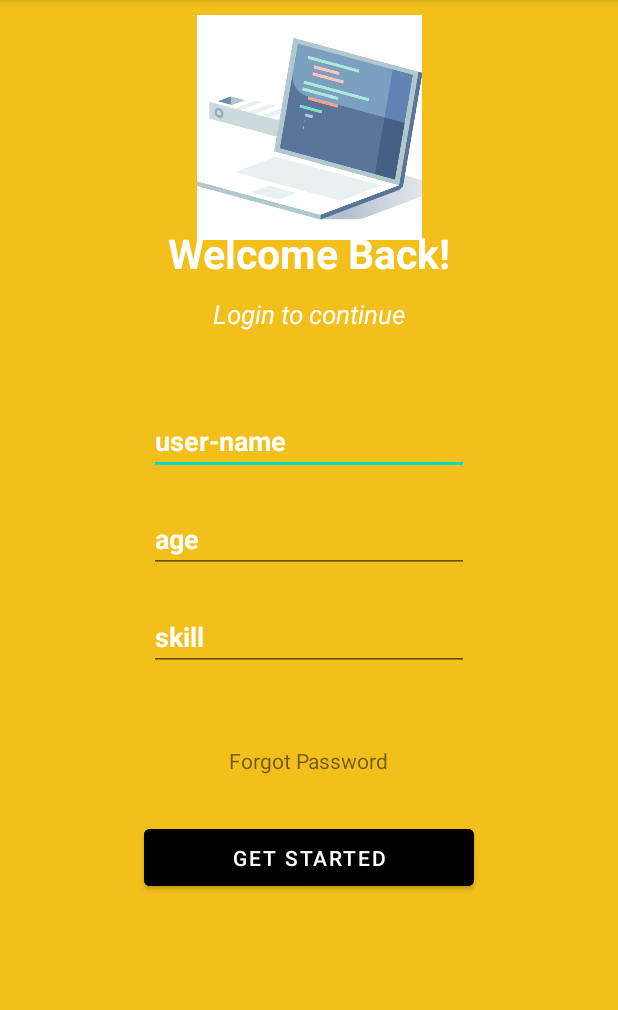
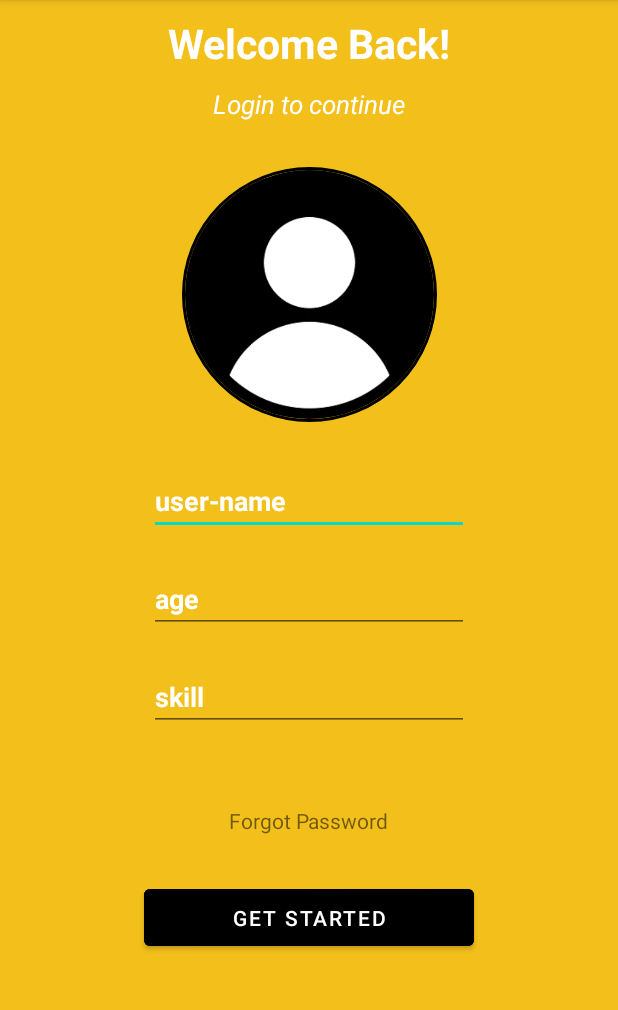
Before and after one commit to remya-raj/DevHunts, an Android app: the RegisterUserActivity screen opened directly, with no data from a screen before it, on a phone screen of 412 x 824 dp, the part 84-1094 px from its top. Run offline under Robolectric (Android 15) with nearby library versions, the phone set to English and light mode, and no system bars; our stand-ins replace CircleImageView, Firebase (no records; nobody signed in at launch, a user with empty details on screens opened directly); libraries missing offline, so code that uses them is left out: com.github.dhaval2404.imagepicker; pictures from the network do not load.

Commit message:
circular imageview

```diff
--- a/app/build.gradle
+++ b/app/build.gradle
@@ -66,6 +66,8 @@ dependencies {
     implementation "androidx.fragment:fragment-ktx:1.3.3"
     implementation 'com.google.firebase:firebase-storage-ktx:20.0.0'
 
+    implementation 'de.hdodenhof:circleimageview:3.1.0'
+
     testImplementation 'junit:junit:4.+'
     androidTestImplementation 'androidx.test.ext:junit:1.1.3'
     androidTestImplementation 'androidx.test.espresso:espresso-core:3.4.0'
--- a/app/src/main/res/layout/activity_register_user.xml
+++ b/app/src/main/res/layout/activity_register_user.xml
@@ -16,7 +16,7 @@
         android:textStyle="bold"
         android:textColor="@color/white"
         android:textSize="27dp"
-        android:layout_marginTop="150dp"
+        android:layout_marginTop="10dp"
         app:layout_constraintEnd_toEndOf="parent"
         app:layout_constraintStart_toStartOf="parent"
         app:layout_constraintTop_toTopOf="parent" />
@@ -38,7 +38,7 @@
         android:id="@+id/etName"
         android:layout_width="wrap_content"
         android:layout_height="wrap_content"
-        android:layout_marginTop="50dp"
+        android:layout_marginTop="30dp"
         android:ems="10"
         android:inputType="textPersonName"
         android:hint="user-name"
@@ -47,7 +47,7 @@
         android:textStyle="bold"
         app:layout_constraintEnd_toEndOf="parent"
         app:layout_constraintStart_toStartOf="parent"
-        app:layout_constraintTop_toBottomOf="@+id/tvLoginToContinue" />
+        app:layout_constraintTop_toBottomOf="@+id/ivProfilePic" />
 
     <EditText
         android:id="@+id/etAge"
@@ -94,22 +94,36 @@
         android:layout_width="220dp"
         android:layout_height="50dp"
         android:layout_marginTop="30dp"
+        android:layout_marginBottom="10dp"
         android:text="Get Started"
         android:backgroundTint="@color/black"
         app:layout_constraintEnd_toEndOf="parent"
         app:layout_constraintStart_toStartOf="parent"
         app:layout_constraintTop_toBottomOf="@+id/textView2" />
 
-    <ImageView
+<!--    <ImageView-->
+<!--        android:id="@+id/ivProfilePic"-->
+<!--        android:layout_width="150dp"-->
+<!--        android:layout_height="150dp"-->
+<!--        android:layout_marginTop="10dp"-->
+<!--        android:scaleType="centerCrop"-->
+<!--        app:layout_constraintEnd_toEndOf="parent"-->
+<!--        app:layout_constraintStart_toStartOf="parent"-->
+<!--        app:layout_constraintTop_toTopOf="parent"-->
+<!--        app:srcCompat="@drawable/profile_pic" />-->
+
+    <de.hdodenhof.circleimageview.CircleImageView
+        xmlns:app="http://schemas.android.com/apk/res-auto"
         android:id="@+id/ivProfilePic"
-        android:layout_width="150dp"
-        android:layout_height="150dp"
-        android:layout_marginTop="10dp"
-        android:scaleType="centerCrop"
+        android:layout_width="170dp"
+        android:layout_height="170dp"
+        android:layout_marginTop="30dp"
+        android:src="@drawable/profile_pic"
+        app:civ_border_width="2dp"
+        app:civ_border_color="#FF000000"
         app:layout_constraintEnd_toEndOf="parent"
         app:layout_constraintStart_toStartOf="parent"
-        app:layout_constraintTop_toTopOf="parent"
-        app:srcCompat="@drawable/coding_dribbble" />
+        app:layout_constraintTop_toBottomOf="@id/tvLoginToContinue"/>
 
 
 </androidx.constraintlayout.widget.ConstraintLayout>
```
Also changed, not shown: app/src/main/res/drawable/profile_pic.webp (added).
